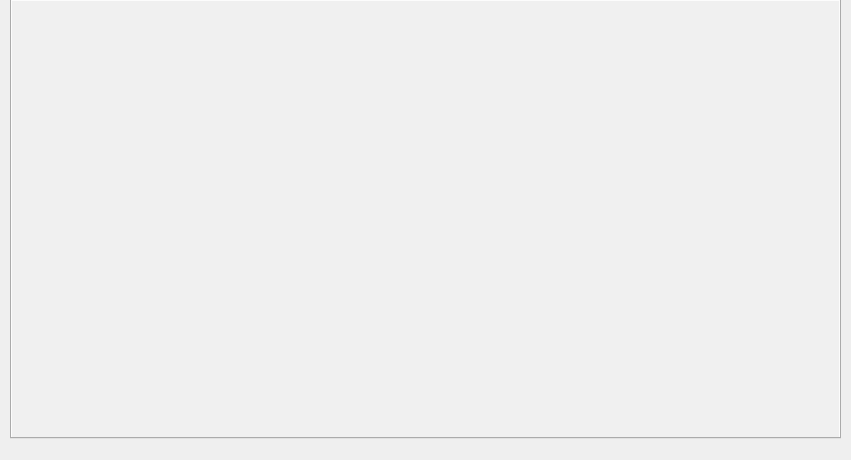
happyrabbit456/Qt5_dev, file project/Harman_T500/currentform.ui: the form before one commit.
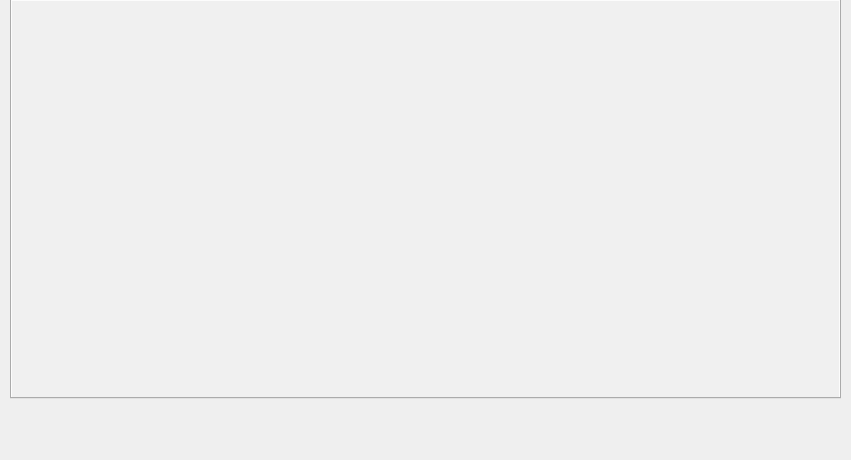
The form after the commit.

Commit message: 1.测试，修改bug 2.ui adjust

Diff of the .ui file:
```diff
--- a/project/Harman_T500/currentform.ui
+++ b/project/Harman_T500/currentform.ui
@@ -19,7 +19,7 @@
      <x>10</x>
      <y>-1</y>
      <width>831</width>
-     <height>440</height>
+     <height>400</height>
     </rect>
    </property>
    <property name="font">
```
